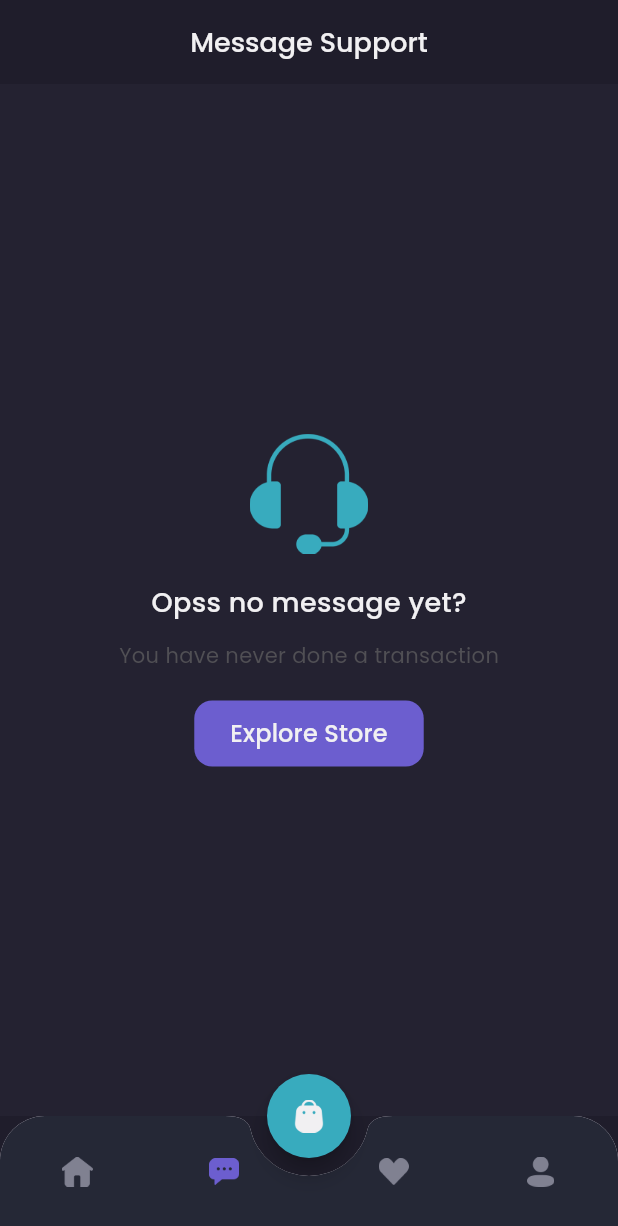
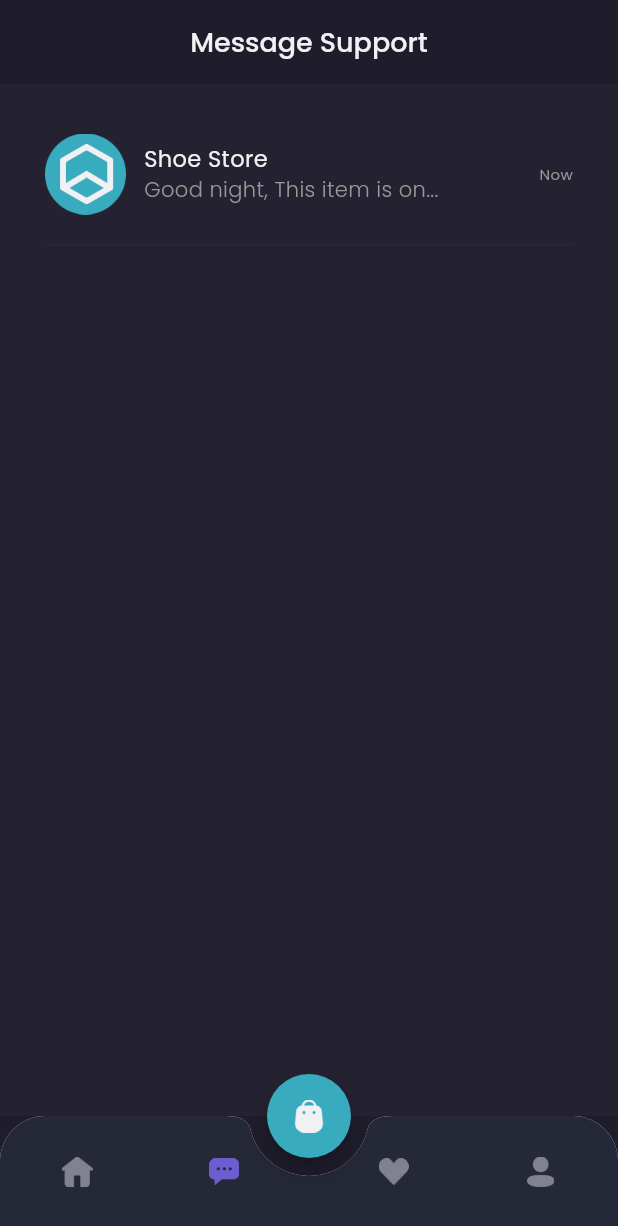
Before and after one commit to renalekiriyanto/shamo, a Flutter app: the MainPage screen opened by its route, item 2 of the bottom bar chosen, on a phone screen of 412 x 824 dp. Shown: the top 1226 px of the screen. Run offline on Flutter 3.47's test engine with Material 3 defaults, Android fonts, the phone set to English and light mode, and no system bars; our stand-ins replace google_fonts.

Commit message:
Chat Page Content

```diff
--- a/shamo_mobile/lib/pages/home/chat_page.dart
+++ b/shamo_mobile/lib/pages/home/chat_page.dart
@@ -1,5 +1,6 @@
 import "package:flutter/material.dart";
 import "package:shamo_mobile/theme.dart";
+import "package:shamo_mobile/widgets/chat_tile.dart";
 
 class ChatPage extends StatelessWidget {
   const ChatPage({super.key});
@@ -19,7 +20,7 @@ class ChatPage extends StatelessWidget {
       );
     }
 
-    Widget content() {
+    Widget emptyChat() {
       return Expanded(
           child: Container(
         width: double.infinity,
@@ -52,15 +53,11 @@ class ChatPage extends StatelessWidget {
               child: TextButton(
                   onPressed: () {},
                   style: TextButton.styleFrom(
-                    padding: EdgeInsets.symmetric(
-                      horizontal: 24,
-                      vertical: 10
-                    ),
-                    backgroundColor: primaryColor,
-                    shape: RoundedRectangleBorder(
-                      borderRadius: BorderRadius.circular(12)
-                    )
-                  ),
+                      padding:
+                          EdgeInsets.symmetric(horizontal: 24, vertical: 10),
+                      backgroundColor: primaryColor,
+                      shape: RoundedRectangleBorder(
+                          borderRadius: BorderRadius.circular(12))),
                   child: Text(
                     'Explore Store',
                     style: primaryTextStyle.copyWith(
@@ -72,6 +69,20 @@ class ChatPage extends StatelessWidget {
       ));
     }
 
+    Widget content() {
+      return Expanded(
+          child: Container(
+        width: double.infinity,
+        color: bgColor3,
+        child: ListView(
+          padding: EdgeInsets.symmetric(
+            horizontal: 30
+          ),
+          children: [ChatTile()],
+        ),
+      ));
+    }
+
     return Column(
       children: [header(), content()],
     );
--- /dev/null
+++ b/shamo_mobile/lib/widgets/chat_tile.dart
@@ -0,0 +1,51 @@
+import 'package:flutter/cupertino.dart';
+import 'package:flutter/material.dart';
+import 'package:shamo_mobile/theme.dart';
+
+class ChatTile extends StatelessWidget {
+  const ChatTile({super.key});
+
+  @override
+  Widget build(BuildContext context) {
+    return Container(
+      margin: EdgeInsets.only(top: 33),
+      child: Column(
+        children: [
+          Row(
+            children: [
+              Image.asset(
+                'assets/image_shop_logo.png',
+                width: 54,
+              ),
+              SizedBox(
+                width: 12,
+              ),
+              Expanded(
+                child: Column(
+                  crossAxisAlignment: CrossAxisAlignment.start,
+                  children: [
+                    Text(
+                      'Shoe Store',
+                      style: primaryTextStyle.copyWith(fontSize: 15),
+                    ),
+                    Text(
+                      'Good night, This item is on...',
+                      style: secondaryTextStyle.copyWith(fontWeight: light),
+                      overflow: TextOverflow.ellipsis,
+                    )
+                  ],
+                ),
+              ),
+              Text(
+                'Now',
+                style: secondaryTextStyle.copyWith(fontSize: 10),
+              )
+            ],
+          ),
+          SizedBox(height: 12,),
+          Divider(thickness: 1, color: Color(0xff2B2939),)
+        ],
+      ),
+    );
+  }
+}
```
Also changed, not shown: shamo_mobile/assets/image_shop_logo.png, 1 other file.
